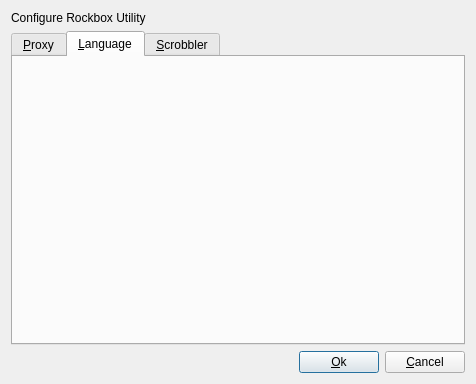
Old version of the form rbutil/rbutilqt/configurefrm.ui in the repository Rockbox-Chinese-Community/Rockbox-RCC.
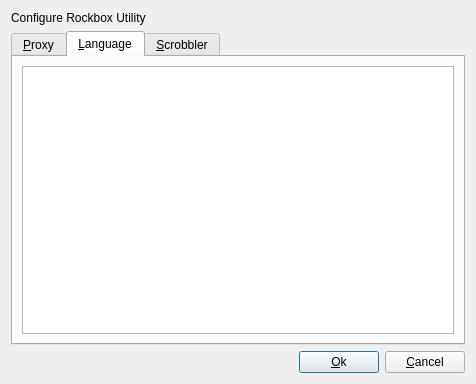
New version of the form. The open tabs and pages were chosen to show the change.

Diff of the .ui file:
```diff
--- a/rbutil/rbutilqt/configurefrm.ui
+++ b/rbutil/rbutilqt/configurefrm.ui
@@ -165,6 +165,11 @@
       <attribute name="title" >
        <string>&amp;Language</string>
       </attribute>
+      <layout class="QGridLayout" >
+       <item row="0" column="0" >
+        <widget class="QListWidget" name="listLanguages" />
+       </item>
+      </layout>
      </widget>
      <widget class="QWidget" name="tabScrobbler" >
       <attribute name="title" >
```
